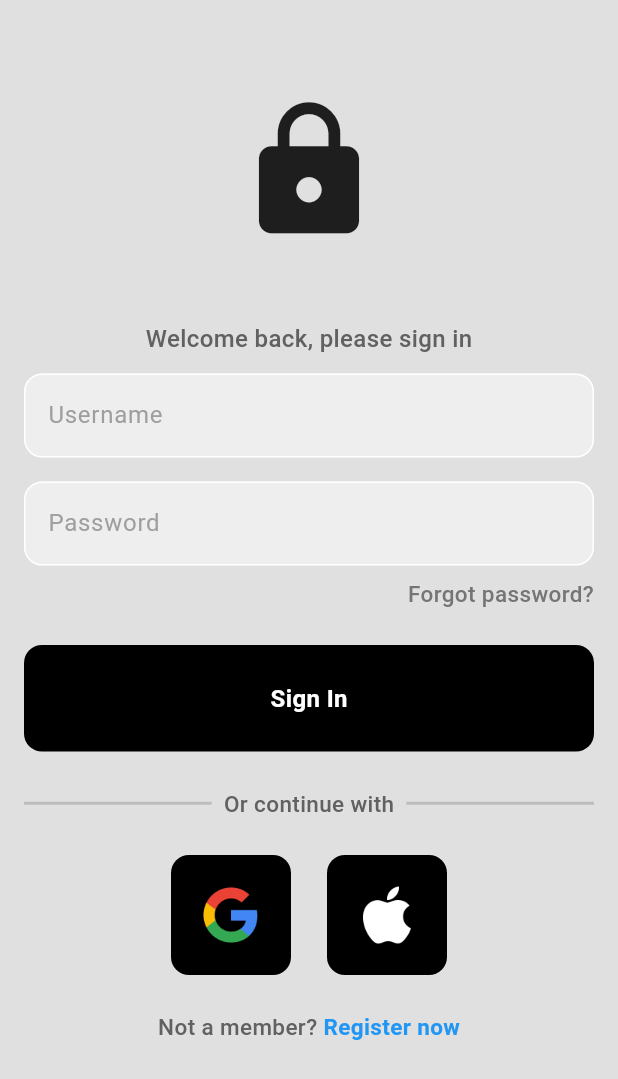
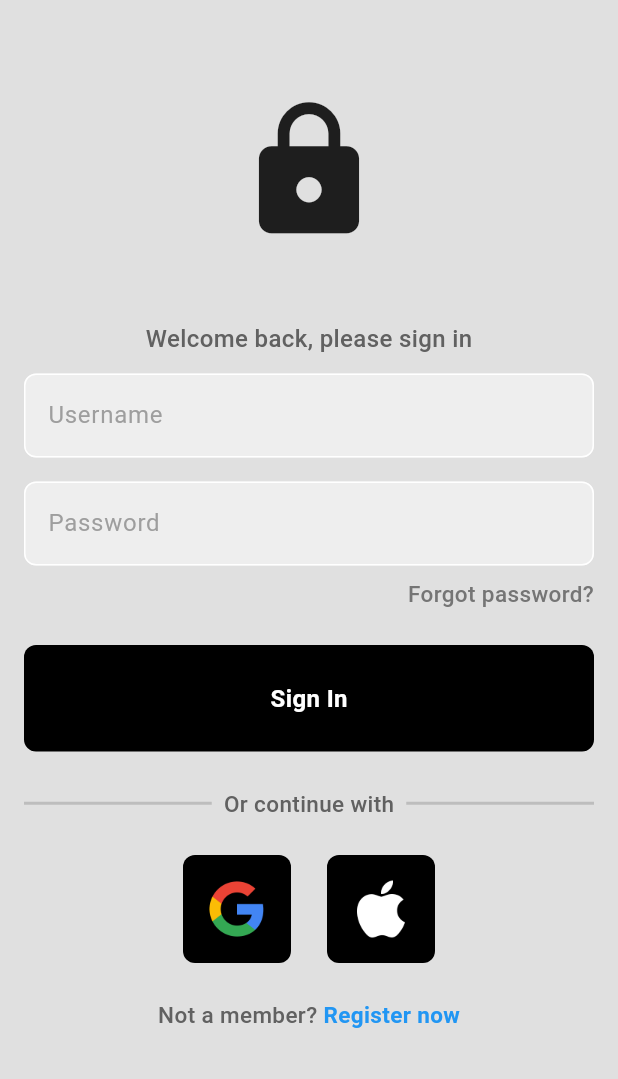
Before and after one commit to b1zz1/flutter-auth, a Flutter app: the screen it shows after launch, on a phone screen of 412 x 824 dp. Shown: the top 1079 px of the screen. Run offline on Flutter 3.47's test engine with Material 3 defaults, Android fonts, the phone set to English and light mode, and no system bars.

Commit message:
Package Rename
Renamed package to better fit project scope.

```diff
--- a/lib/components/my_actionicon.dart
+++ b/lib/components/my_actionicon.dart
@@ -8,10 +8,10 @@ class MyActionIcon extends StatelessWidget {
   @override
   Widget build(BuildContext context) {
     return Container(
-      padding: const EdgeInsets.all(20),
+      padding: const EdgeInsets.all(16),
       decoration: BoxDecoration(
         color: Colors.black,
-        borderRadius: BorderRadius.circular(12),
+        borderRadius: BorderRadius.circular(8),
       ),
       child: Image.asset(
         imagePath,
--- a/lib/components/my_button.dart
+++ b/lib/components/my_button.dart
@@ -15,7 +15,7 @@ class MyButton extends StatelessWidget {
         // margin: const EdgeInsets.symmetric(vertical: 16),
         decoration: BoxDecoration(
           color: Colors.black,
-          borderRadius: BorderRadius.circular(12),
+          borderRadius: BorderRadius.circular(8),
         ),
         child: const Center(
           child: Text(
--- a/lib/components/my_textfield.dart
+++ b/lib/components/my_textfield.dart
@@ -21,14 +21,14 @@ class MyTextField extends StatelessWidget {
         labelText: label,
         labelStyle: TextStyle(color: Colors.grey[500]),
         border: OutlineInputBorder(
-          borderRadius: BorderRadius.circular(12), // Set the border radius here
+          borderRadius: BorderRadius.circular(8), // Set the border radius here
         ),
         enabledBorder: OutlineInputBorder(
-          borderRadius: BorderRadius.circular(12),
+          borderRadius: BorderRadius.circular(8),
           borderSide: const BorderSide(color: Colors.white),
         ),
         focusedBorder: OutlineInputBorder(
-          borderRadius: BorderRadius.circular(12),
+          borderRadius: BorderRadius.circular(8),
           borderSide: BorderSide(color: Colors.grey.shade400),
         ),
         fillColor: Colors.grey.shade200,
--- a/lib/main.dart
+++ b/lib/main.dart
@@ -1,5 +1,5 @@
 import 'package:flutter/material.dart';
-import 'package:login_app/screens/sign-in.dart';
+import 'package:flutter_auth/screens/login.dart';
 
 void main() {
   runApp(const MyApp());
@@ -11,12 +11,11 @@ class MyApp extends StatelessWidget {
   @override
   Widget build(BuildContext context) {
     return MaterialApp(
-      title: 'Login App',
+      title: 'Flutter Auth',
       theme: ThemeData(
-        colorScheme: ColorScheme.fromSeed(seedColor: Colors.deepPurple),
         useMaterial3: true,
       ),
-      home: MySignInPage(),
+      home: const MySignInPage(),
       debugShowCheckedModeBanner: false,
     );
   }
--- a/lib/screens/sign-in.dart
+++ b/lib/screens/login.dart
@@ -1,11 +1,11 @@
 import 'package:flutter/foundation.dart';
 import 'package:flutter/material.dart';
-import 'package:login_app/components/my_actionicon.dart';
-import 'package:login_app/components/my_button.dart';
-import 'package:login_app/components/my_textfield.dart';
+import 'package:flutter_auth/components/my_actionicon.dart';
+import 'package:flutter_auth/components/my_button.dart';
+import 'package:flutter_auth/components/my_textfield.dart';
 
 class MySignInPage extends StatefulWidget {
-  MySignInPage({super.key});
+  const MySignInPage({super.key});
 
   @override
   State<MySignInPage> createState() => _MySignInPageState();
```
Also changed, not shown: pubspec.yaml (+4 -3 lines), 9 other files.
